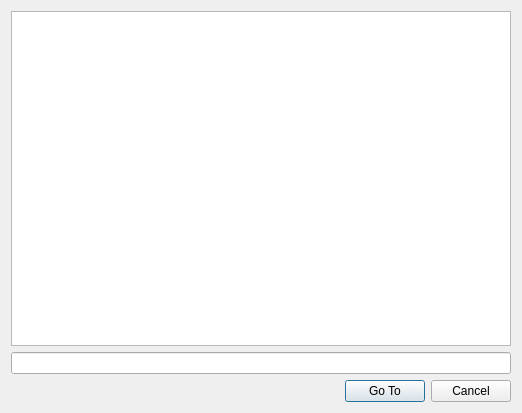
Before: the Qt Designer form widgets/FindFuncDialog/find_func_dialog.ui in Asi81/PyIDA, drawn with Qt 5.
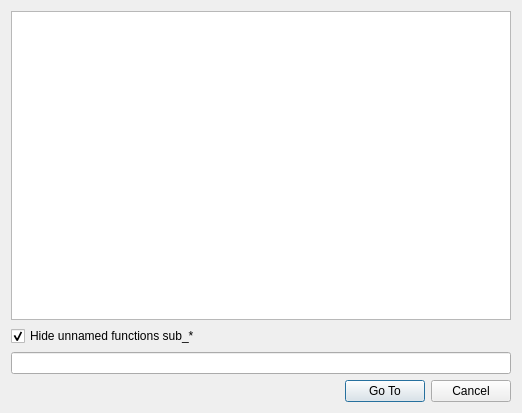
After: the same form once the commit is applied.

What changed in the file:
```diff
--- a/widgets/FindFuncDialog/find_func_dialog.ui
+++ b/widgets/FindFuncDialog/find_func_dialog.ui
@@ -17,6 +17,16 @@
    <item>
     <widget class="QListWidget" name="goto_list"/>
    </item>
+   <item>
+    <widget class="QCheckBox" name="hide_unkfunc_cb">
+     <property name="text">
+      <string>Hide unnamed functions sub_*</string>
+     </property>
+     <property name="checked">
+      <bool>true</bool>
+     </property>
+    </widget>
+   </item>
    <item>
     <widget class="QLineEdit" name="filter_edit"/>
    </item>
```
